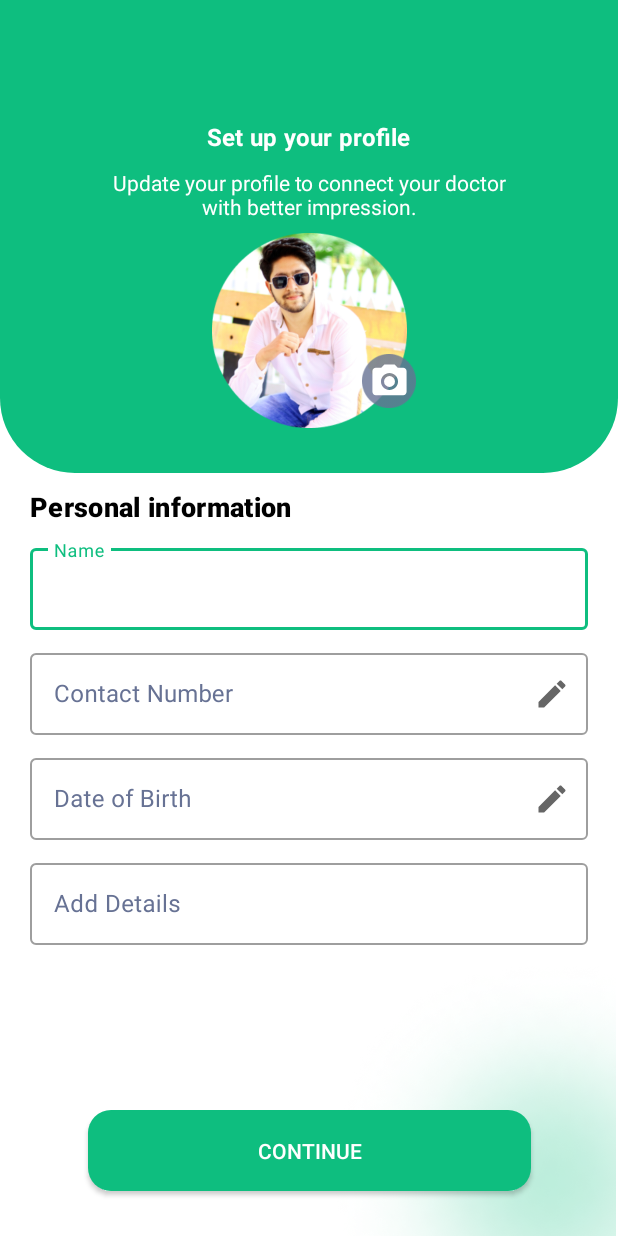
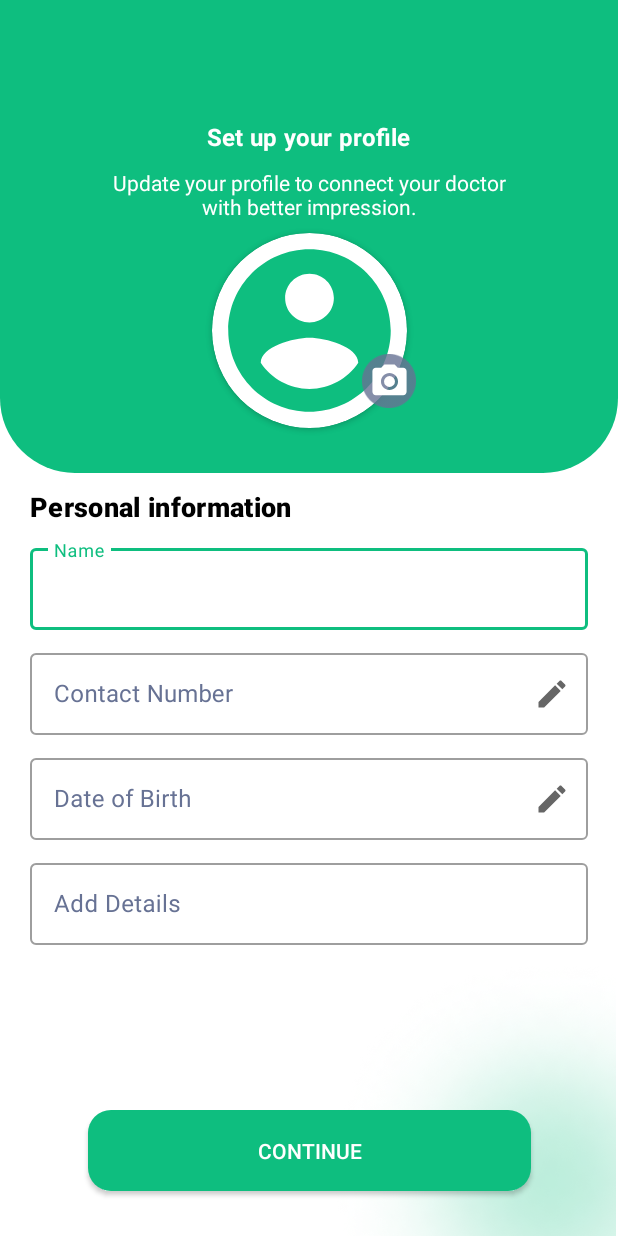
Before and after one commit to walter-retzer/App_Doctor_Digital, an Android app: the Profile_Screen01 screen opened directly, with no data from a screen before it, on a phone screen of 412 x 824 dp. Run offline under Robolectric (Android 15) with nearby library versions, the phone set to English and light mode, and no system bars; pictures from the network do not load.

Commit message:
Melhoria na Exibição da Foto de Perfil do Profile com o uso do Glide

```diff
--- /dev/null
+++ b/app/src/main/res/drawable/icon_acount.xml
@@ -0,0 +1,10 @@
+<vector xmlns:android="http://schemas.android.com/apk/res/android"
+    android:width="24dp"
+    android:height="24dp"
+    android:viewportWidth="24"
+    android:viewportHeight="24"
+    android:tint="@color/green_olive">
+  <path
+      android:fillColor="@android:color/white"
+      android:pathData="M12,2C6.48,2 2,6.48 2,12s4.48,10 10,10 10,-4.48 10,-10S17.52,2 12,2zM12,5c1.66,0 3,1.34 3,3s-1.34,3 -3,3 -3,-1.34 -3,-3 1.34,-3 3,-3zM12,19.2c-2.5,0 -4.71,-1.28 -6,-3.22 0.03,-1.99 4,-3.08 6,-3.08 1.99,0 5.97,1.09 6,3.08 -1.29,1.94 -3.5,3.22 -6,3.22z"/>
+</vector>
--- /dev/null
+++ b/app/src/main/res/drawable/icon_error.xml
@@ -0,0 +1,10 @@
+<vector xmlns:android="http://schemas.android.com/apk/res/android"
+    android:width="24dp"
+    android:height="24dp"
+    android:viewportWidth="24"
+    android:viewportHeight="24"
+    android:tint="@color/black">
+  <path
+      android:fillColor="@android:color/white"
+      android:pathData="M11,15h2v2h-2zM11,7h2v6h-2zM11.99,2C6.47,2 2,6.48 2,12s4.47,10 9.99,10C17.52,22 22,17.52 22,12S17.52,2 11.99,2zM12,20c-4.42,0 -8,-3.58 -8,-8s3.58,-8 8,-8 8,3.58 8,8 -3.58,8 -8,8z"/>
+</vector>
--- a/app/src/main/res/layout/activity_profile_screen01.xml
+++ b/app/src/main/res/layout/activity_profile_screen01.xml
@@ -43,15 +43,29 @@
         app:layout_constraintStart_toStartOf="parent"
         app:layout_constraintTop_toBottomOf="@+id/text_title_profile" />
 
-    <ImageView
-        android:id="@+id/profile_imagem"
+    <androidx.cardview.widget.CardView
+        android:id="@+id/card_profile_imagem"
         android:layout_width="130dp"
         android:layout_height="130dp"
         android:layout_marginBottom="30dp"
-        android:src="@drawable/imagem_profile"
+        android:elevation="0dp"
+        app:cardCornerRadius="130dp"
         app:layout_constraintBottom_toBottomOf="@id/view_top"
         app:layout_constraintLeft_toLeftOf="@id/view_top"
-        app:layout_constraintRight_toRightOf="@id/view_top" />
+        app:layout_constraintRight_toRightOf="@id/view_top">
+
+        <ImageView
+            android:id="@+id/profile_imagem"
+            android:layout_width="130dp"
+            android:layout_height="130dp"
+            android:layout_marginBottom="30dp"
+            android:src="@drawable/icon_acount"
+            android:scaleType="centerCrop"
+            app:layout_constraintBottom_toBottomOf="@id/view_top"
+            app:layout_constraintLeft_toLeftOf="@id/view_top"
+            app:layout_constraintRight_toRightOf="@id/view_top" />
+
+    </androidx.cardview.widget.CardView>
 
     <ImageView
         android:id="@+id/background_icon_camera"
@@ -60,8 +74,9 @@
         android:layout_marginLeft="100dp"
         android:layout_marginBottom="13dp"
         android:src="@drawable/icone_camera"
-        app:layout_constraintBottom_toBottomOf="@id/profile_imagem"
-        app:layout_constraintStart_toStartOf="@id/profile_imagem" />
+        android:elevation="2dp"
+        app:layout_constraintBottom_toBottomOf="@id/card_profile_imagem"
+        app:layout_constraintStart_toStartOf="@id/card_profile_imagem" />
 
     <ImageView
         android:id="@+id/icon_camera"
@@ -208,16 +223,17 @@
         android:id="@+id/loading"
         android:layout_width="wrap_content"
         android:layout_height="wrap_content"
+        android:background="@color/white"
         android:padding="16dp"
         android:visibility="gone"
-        android:background="@color/white"
+        app:layout_constraintBottom_toBottomOf="parent"
+        app:layout_constraintEnd_toEndOf="parent"
         app:layout_constraintStart_toStartOf="parent"
-        app:layout_constraintEnd_toEndOf="parent"
-        app:layout_constraintTop_toTopOf="parent"
-        app:layout_constraintBottom_toBottomOf="parent">
+        app:layout_constraintTop_toTopOf="parent">
+
         <ProgressBar
             android:layout_width="wrap_content"
-            android:layout_height="wrap_content"/>
+            android:layout_height="wrap_content" />
     </FrameLayout>
 
 
```
Also changed, not shown: app/src/main/java/com/wdretzer/doctordigital/Profile_Screen01.kt (+7 -6 lines), app/src/main/res/drawable/icon_person.xml (added, +10 -0 lines), app/src/main/res/drawable/icon_problem.xml (added, +10 -0 lines), app/src/main/res/drawable-v24/imagem_profile_default.png (added).
